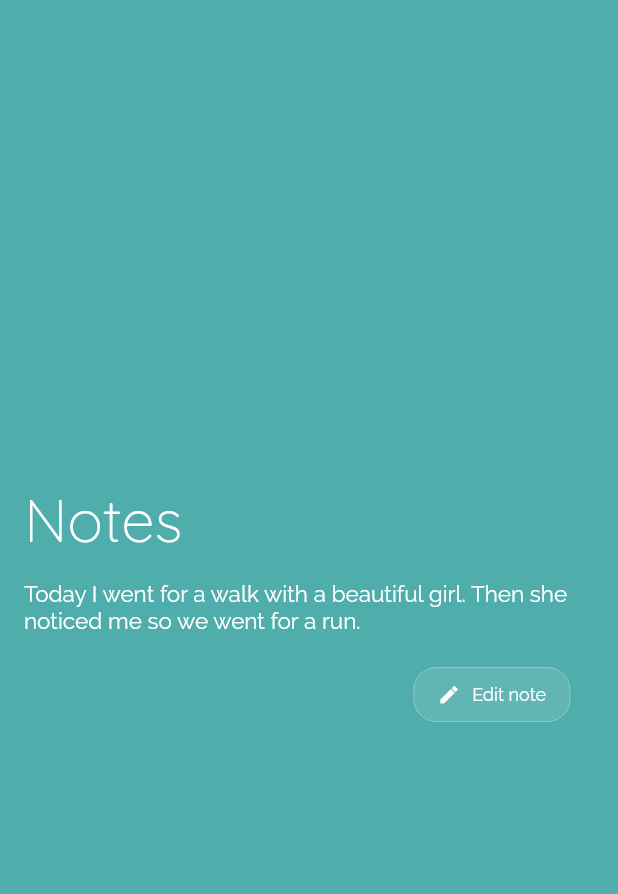
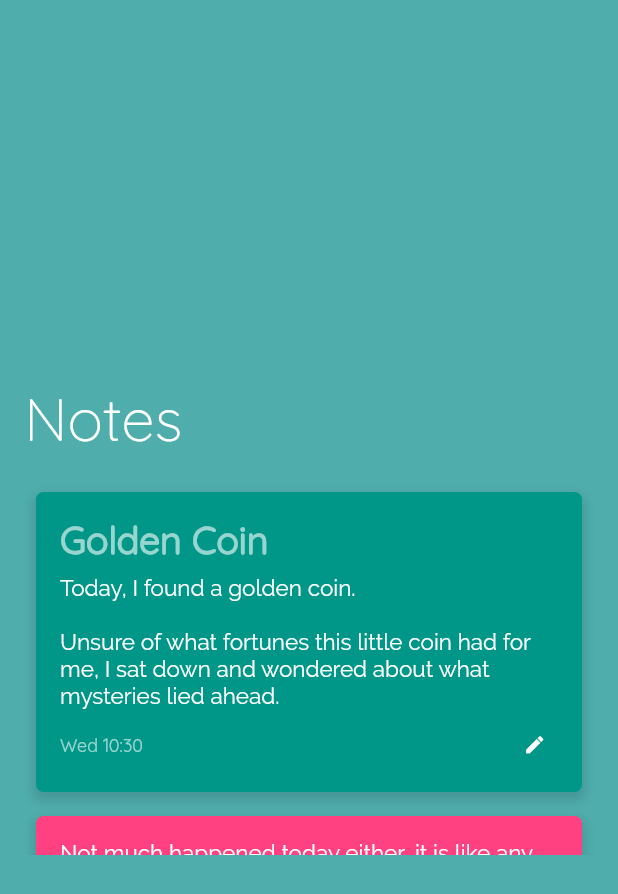
Before and after one commit to gullskatten/meowday, a Flutter app: the DailyNotes widget shown alone on an empty page, opened directly, on a phone screen of 412 x 824 dp. Shown: the top 894 px of the screen. Run offline on Flutter 3.47's test engine with Material 2 defaults, Android fonts, the phone set to English and light mode, and no system bars; our stand-ins replace animated_text_kit, flutter_conditional_rendering; missing offline and left inert: ntp; statements that could not run were skipped.

Commit message:
Check current date if app is resumed from background. * Notes are now listed. * jumps to that date if user has not previously selected a date.

```diff
--- /dev/null
+++ b/lib/components/button/FlatIconButton.dart
@@ -0,0 +1,34 @@
+import 'package:app/constants/spacing/spacing.dart';
+import 'package:app/constants/text/text_styles.dart';
+import 'package:flutter/material.dart';
+
+class FlatIconButton extends StatelessWidget {
+  final IconData icon;
+
+  final Function onPressed;
+
+  FlatIconButton({@required this.onPressed, @required this.icon});
+  @override
+  Widget build(BuildContext context) {
+    return Material(
+      type: MaterialType.transparency,
+      borderRadius: BorderRadius.circular(50.0),
+      child: InkWell(
+        enableFeedback: true,
+        child: Padding(
+          padding: const EdgeInsets.symmetric(
+            vertical: kSpacingSmall,
+            horizontal: kSpacingSmall
+          ),
+          child: Icon(
+            icon,
+            color: Colors.white,
+            size: kBodyNormal,
+          ),
+        ),
+        onTap: onPressed,
+        borderRadius: BorderRadius.circular(20),
+      ),
+    );
+  }
+}
--- /dev/null
+++ b/lib/components/note/NoteItem.dart
@@ -0,0 +1,102 @@
+import 'package:app/components/button/FlatIconButton.dart';
+import 'package:app/components/text/StyledText.dart';
+import 'package:app/constants/spacing/spacing.dart';
+import 'package:app/models/note/Note.dart';
+import 'package:app/models/text/FontFamily.dart';
+import 'package:app/models/text/TextColor.dart';
+import 'package:app/models/text/TextSize.dart';
+import 'package:app/models/text/TextType.dart';
+import 'package:flutter/material.dart';
+import 'package:flutter_conditional_rendering/conditional.dart';
+import 'package:intl/intl.dart';
+
+/// Displays its integer item as 'item N' on a Card whose color is based on
+/// the item's value.
+///
+/// The text is displayed in bright green if [selected] is
+/// true. This widget's height is based on the [animation] parameter, it
+/// varies from 0 to 128 as the animation varies from 0.0 to 1.0.
+class NoteItem extends StatelessWidget {
+  const NoteItem(
+      {Key key, @required this.animation, this.onTap, @required this.item})
+      : assert(animation != null),
+        assert(item != null),
+        super(key: key);
+
+  final Animation<double> animation;
+  final VoidCallback onTap;
+  final Note item;
+
+  @override
+  Widget build(BuildContext context) {
+    return SlideTransition(
+      position: animation.drive(Tween(begin: Offset(2, 0.0), end: Offset(0, 0))
+          .chain(CurveTween(curve: Curves.easeInOut))),
+      child: Container(
+        padding: EdgeInsets.all(kSpacingSmall),
+        child: Column(
+          crossAxisAlignment: CrossAxisAlignment.start,
+          children: <Widget>[
+            Container(
+              padding: EdgeInsets.all(kSpacingNormal),
+              decoration: BoxDecoration(
+                  color: item.color,
+                  borderRadius: BorderRadius.all(Radius.circular(5.0)),
+                  boxShadow: [
+                    BoxShadow(
+                        color: Colors.black12,
+                        offset: Offset(0, 4),
+                        spreadRadius: 2,
+                        blurRadius: 5.0)
+                  ]),
+              child: Column(
+                crossAxisAlignment: CrossAxisAlignment.start,
+                children: <Widget>[
+                  Conditional.single(
+                    context: context,
+                    conditionBuilder: (cb) => item.title != null,
+                    widgetBuilder: (c) => Column(
+                      children: <Widget>[
+                        StyledText(
+                          item.title,
+                          type: TextType.subtitle,
+                          color: TextColor.primary60,
+                          fontWeight: FontWeight.bold,
+                        ),
+                        SizedBox(
+                          height: kSpacingSmall,
+                        ),
+                      ],
+                    ),
+                    fallbackBuilder: (c) => Container(),
+                  ),
+                  StyledText(
+                    item.text,
+                  ),
+                  SizedBox(
+                    height: kSpacingSmall,
+                  ),
+                  Row(
+                    mainAxisAlignment: MainAxisAlignment.spaceBetween,
+                    children: <Widget>[
+                      StyledText(
+                        DateFormat('EE HH:mm').format(item.createdAt),
+                        size: TextSize.smaller,
+                        color: TextColor.primary60,
+                        fontFamily: FontFamily.title,
+                      ),
+                      FlatIconButton(
+                        icon: Icons.edit,
+                        onPressed: () => {},
+                      ),
+                    ],
+                  ),
+                ],
+              ),
+            ),
+          ],
+        ),
+      ),
+    );
+  }
+}
--- /dev/null
+++ b/lib/components/note/NoteList.dart
@@ -0,0 +1,86 @@
+import 'package:app/components/list/ListHandler.dart';
+import 'package:app/models/note/Note.dart';
+import 'package:flutter/material.dart';
+
+import 'NoteItem.dart';
+
+
+class NoteList extends StatefulWidget {
+  @override
+  _NoteListState createState() => _NoteListState();
+}
+
+class _NoteListState extends State<NoteList> {
+  final GlobalKey<AnimatedListState> _listKey = GlobalKey<AnimatedListState>();
+  ListHandler<Note> _list;
+
+  @override
+  void initState() {
+    super.initState();
+    _list = ListHandler<Note>(
+      listKey: _listKey,
+      initialItems: <Note>[
+        Note("Today, I found a golden coin.\n\n"
+            "Unsure of what fortunes this little coin had for me, I sat down and wondered about what mysteries lied ahead."
+          ,
+          title: 'Golden Coin'
+        ),
+        Note('Not much happened today either, it is like any other wednesday.',
+        color: Colors.pinkAccent),
+        Note("Oh, what would I do without this almanac, It is so embarrassing to forget which day it is."
+            "\n\n"
+            " Or what I ate yesterday."),
+        Note('I never know because I never try.',
+        title: 'Dunno'),
+      ],
+      removedItemBuilder: _buildRemovedItem,
+    );
+  }
+
+  // Used to build list items that haven't been removed.
+  Widget _buildItem(
+      BuildContext context, int index, Animation<double> animation) {
+    return NoteItem(
+      animation: animation,
+      item: _list[index],
+      onTap: () {
+        _remove(index);
+      },
+    );
+  }
+
+  // Used to build an item after it has been removed from the list. This
+  // method is needed because a removed item remains visible until its
+  // animation has completed (even though it's gone as far this ListModel is
+  // concerned). The widget will be used by the
+  // [AnimatedListState.removeItem] method's
+  // [AnimatedListRemovedItemBuilder] parameter.
+  Widget _buildRemovedItem(
+      Note removedNote, BuildContext context, Animation<double> animation) {
+    return NoteItem(
+      animation: animation,
+      item: removedNote,
+      // No gesture detector here: we don't want removed items to be interactive.
+    );
+  }
+
+  // Insert the "next item" into the list model.
+  void _insert(Note note) {
+    _list.insert(0, note);
+  }
+
+  // Remove the selected item from the list model.
+  void _remove(int idx) {
+    _list.removeAt(idx);
+  }
+
+  @override
+  Widget build(BuildContext context) {
+    return AnimatedList(
+      key: _listKey,
+      initialItemCount: _list.length,
+      itemBuilder: _buildItem,
+      physics: BouncingScrollPhysics(),
+    );
+  }
+}
--- a/lib/main.dart
+++ b/lib/main.dart
@@ -13,7 +13,6 @@ import 'package:provider/provider.dart';
 
 import 'constants/colors/boxes.dart';
 import 'providers/CalendarProvider.dart';
-import 'providers/CalendarProvider.dart';
 import 'views/SelectedDateView.dart';
 
 void main() => runApp(MultiProvider(
@@ -27,6 +26,8 @@ void main() => runApp(MultiProvider(
 
 class MyApp extends StatelessWidget {
   // This widget is the root of your application.
+
+
   @override
   Widget build(BuildContext context) {
     return MaterialApp(
@@ -39,7 +40,34 @@ class MyApp extends StatelessWidget {
   }
 }
 
-class MainApp extends StatelessWidget {
+class MainApp extends StatefulWidget {
+
+  @override
+  _MainAppState createState() => _MainAppState();
+}
+
+class _MainAppState extends State<MainApp> with WidgetsBindingObserver {
+  @override
+  void initState() {
+    WidgetsBinding.instance.addObserver(this);
+    super.initState();
+  }
+
+
+  @override
+  void dispose() {
+    WidgetsBinding.instance.removeObserver(this);
+    super.dispose();
+  }
+
+
+  @override
+  void didChangeAppLifecycleState(AppLifecycleState state) {
+    if (state == AppLifecycleState.resumed) {
+      context.read<CalendarProvider>().getNtpCurrentDate();
+    }
+  }
+
   @override
   Widget build(BuildContext context) {
     return SafeArea(
@@ -56,7 +84,6 @@ class MainApp extends StatelessWidget {
                     SelectedDateView(),
                     OverallExperience(),
                     CalendarInitializationError(),
-
                     Consumer<CalendarProvider>(builder:
                         (BuildContext calContext,
                             CalendarProvider calendarState, _) {
@@ -86,15 +113,13 @@ class MainApp extends StatelessWidget {
                     }),
                     SlideInTransition(
                         delay: 0,
-                        id: context.select((CalendarProvider value) =>
-                            value.selectedDate.toIso8601String()),
+                        id: 'notes',
                         curve: Curves.easeInOut,
                         child: DailyNotes()),
                     SlideInTransition(
                         delay: 200,
                         offset: Offset(0.25, 0),
-                        id: context.select((CalendarProvider value) =>
-                            value.selectedDate.toIso8601String()),
+                        id: 'plans',
                         curve: Curves.easeInOut,
                         child: DailyPlans()),
                   ],
--- a/lib/models/challenge/Challenge.dart
+++ b/lib/models/challenge/Challenge.dart
@@ -1,11 +1,14 @@
 import 'package:flutter/material.dart';
 
 class Challenge {
+  String _id;
   String title;
   String description;
   IconData icon;
   int experiencePoints;
   Color color;
+
+  String get id => _id;
 
   Challenge({
     @required this.title,
--- /dev/null
+++ b/lib/models/note/Note.dart
@@ -0,0 +1,13 @@
+import 'package:flutter/material.dart';
+
+class Note {
+  String _id;
+  String text;
+  String title;
+  DateTime createdAt = DateTime.now();
+
+  String get id => _id;
+  Color color;
+
+  Note(this.text, {this.color = Colors.teal, this.title});
+}
--- a/lib/providers/CalendarProvider.dart
+++ b/lib/providers/CalendarProvider.dart
@@ -38,11 +38,12 @@ class CalendarProvider with ChangeNotifier, DiagnosticableTreeMixin {
   bool get hasError => _hasError;
 
   bool get isSelectedDateToday {
-    return  _selectedDate.isSameDate(_ntpNow) ?? false;
-
+    return _selectedDate.isSameDate(_ntpNow) ?? false;
   }
 
   Future<void> getNtpCurrentDate() async {
+    print('Initializing NTP date.');
+
     _hasInitializedNtp = true;
     _isLoadingNtp = true;
 
@@ -50,11 +51,12 @@ class CalendarProvider with ChangeNotifier, DiagnosticableTreeMixin {
       if (value != null) {
         return value;
       }
-      throw new HttpException("Not connected to internet?");
+      throw new HttpException("Could not reach NTP server");
     }).catchError(onError);
 
     if (_ntpNow != null) {
-      if (!_hasChangedDate || (_hasChangedDate && _selectedDate.isAfter(_ntpNow))) {
+      if (!_hasChangedDate ||
+          (_hasChangedDate && _selectedDate.isAfter(_ntpNow))) {
         _selectedDate = _ntpNow;
       }
       _endDate = _ntpNow;
@@ -71,6 +73,13 @@ class CalendarProvider with ChangeNotifier, DiagnosticableTreeMixin {
   ];
 
   void onSelect(DateTime newDate) {
+    bool isAfterLastAvailableDay =
+        (newDate.isAfter(selectedDate) && isSelectedDateToday);
+
+    if (isAfterLastAvailableDay) {
+      return;
+    }
+
     _selectedDate = newDate;
     _hasChangedDate = true;
     notifyListeners();
--- a/lib/views/DailyNotes.dart
+++ b/lib/views/DailyNotes.dart
@@ -1,9 +1,12 @@
-import 'package:app/components/button/OpaqueIconButton.dart';
+import 'package:app/components/note/NoteList.dart';
 import 'package:app/components/text/StyledText.dart';
+import 'package:app/components/transition/SlideWithFadeInTransition.dart';
 import 'package:app/constants/colors/boxes.dart';
 import 'package:app/constants/spacing/spacing.dart';
 import 'package:app/models/text/TextType.dart';
+import 'package:app/providers/CalendarProvider.dart';
 import 'package:flutter/material.dart';
+import 'package:provider/provider.dart';
 
 class DailyNotes extends StatelessWidget {
 
@@ -11,7 +14,7 @@ class DailyNotes extends StatelessWidget {
   Widget build(BuildContext context) {
     return Container(
       padding: EdgeInsets.all(kSpacingNormal),
-      color: kContainerPrimaryColor,
+      color: teal,
       child: Column(
         crossAxisAlignment: CrossAxisAlignment.stretch,
         mainAxisAlignment: MainAxisAlignment.center,
@@ -28,23 +31,14 @@ class DailyNotes extends StatelessWidget {
             ),
           ),
           SizedBox(height: kSpacingNormal, width: kSpacingNormal),
-          StyledText(
-              'Today I went for a walk with a beautiful girl. Then she noticed me so we went for a run.'),
-          Material(
-            borderRadius: BorderRadius.circular(4),
-            color: kContainerPrimaryColor,
-            child: Padding(
-              padding: const EdgeInsets.all(kSpacingNormal),
-              child: Align(
-                alignment: Alignment.centerRight,
-                child: OpaqueIconButton(
-                    label: 'Edit note',
-                    icon: Icons.edit,
-                    onPressed: () {
-                    }),
-              ),
-            ),
-          )
+          ConstrainedBox(
+              constraints: BoxConstraints(maxHeight: 250),
+              child: SlideWithFadeInTransition(
+                  id: context.watch<CalendarProvider>().selectedDate.toIso8601String(),
+                  delay: 250,
+                  offset: Offset(0, 0.25),
+                  child: NoteList())),
+
         ],
       ),
     );
--- a/lib/views/SelectedDateView.dart
+++ b/lib/views/SelectedDateView.dart
@@ -14,6 +14,7 @@ import '../models/text/TextType.dart';
 import '../providers/CalendarProvider.dart';
 
 class SelectedDateView extends StatelessWidget {
+
   @override
   Widget build(BuildContext context) {
     return Container(
```
Also changed, not shown: lib/components/challenge/ChallengeItem.dart (renamed from lib/components/challenges/ChallengeItem.dart), lib/components/challenge/ChallengesList.dart (renamed from lib/components/challenges/ChallengesList.dart), lib/components/transition/ScaleInTransition.dart (renamed from lib/components/transitions/ScaleInTransition.dart), lib/components/transition/SizedInTransition.dart (renamed from lib/components/transitions/SizedInTransition.dart), lib/components/transition/SlideInTransition.dart (renamed from lib/components/transitions/SlideInTransition.dart), lib/components/transition/SlideWithFadeInTransition.dart (renamed from lib/components/transitions/SlideWithFadeInTransition.dart), pubspec.lock.
